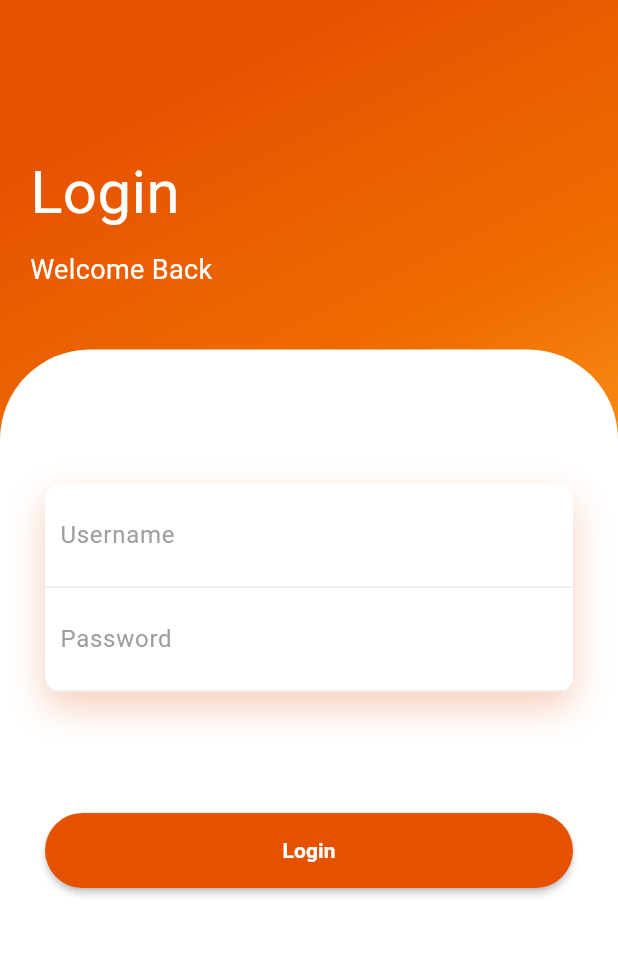
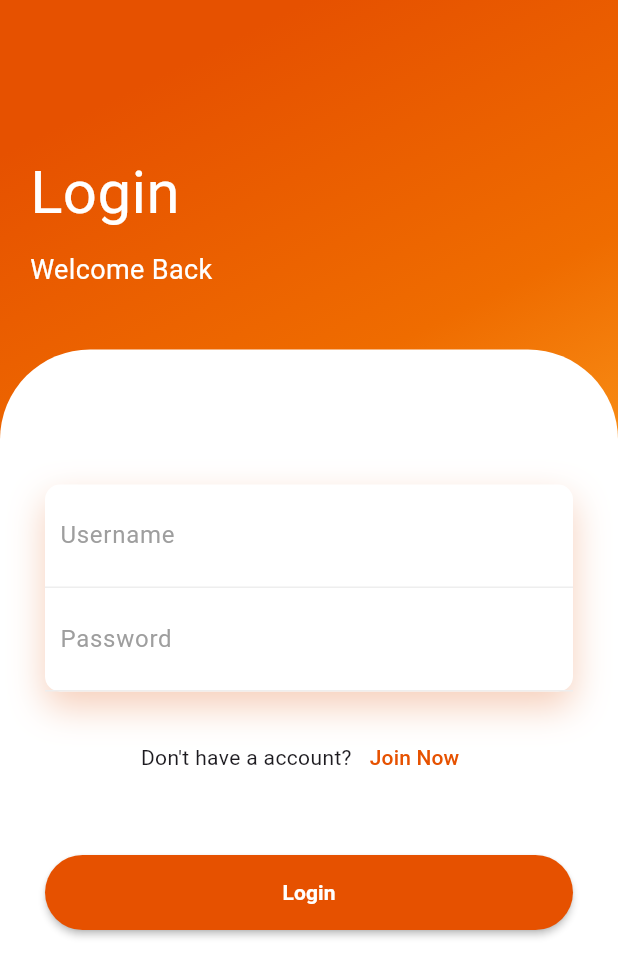
Before and after one commit to Mina843/grad_App, a Flutter app: the screen it shows after launch, on a phone screen of 412 x 824 dp. Shown: the top 977 px of the screen. Run offline on Flutter 3.47's test engine with Material 3 defaults, Android fonts, the phone set to English and light mode, and no system bars; our stand-ins replace animate_do, percent_indicator.

Commit message:
handle the login view

```diff
--- a/lib/login_page.dart
+++ b/lib/login_page.dart
@@ -1,8 +1,10 @@
-import 'package:animate_do/animate_do.dart';
 import 'package:flutter/material.dart';
 import 'home_page.dart'; // استيراد صفحة HomePage
+import 'package:animate_do/animate_do.dart';
 
 class LoginPage extends StatefulWidget {
+  const LoginPage({super.key});
+
   @override
   _LoginPageState createState() => _LoginPageState();
 }
@@ -13,7 +15,8 @@ class _LoginPageState extends State<LoginPage> {
   String errorMessage = '';
 
   void login() {
-    if (usernameController.text == "TEAM" && passwordController.text == "1234") {
+    if (usernameController.text == "TEAM" &&
+        passwordController.text == "1234") {
       setState(() {
         errorMessage = "";
       });
@@ -47,98 +50,114 @@ class _LoginPageState extends State<LoginPage> {
         child: Column(
           crossAxisAlignment: CrossAxisAlignment.start,
           children: <Widget>[
-            SizedBox(height: 80),
+            const SizedBox(height: 80),
             Padding(
-              padding: EdgeInsets.all(20),
+              padding: const EdgeInsets.all(20),
               child: Column(
                 crossAxisAlignment: CrossAxisAlignment.start,
                 children: <Widget>[
                   FadeInUp(
-                      duration: Duration(milliseconds: 1000),
-                      child: Text(
+                      duration: const Duration(milliseconds: 1000),
+                      child: const Text(
                         "Login",
                         style: TextStyle(color: Colors.white, fontSize: 40),
                       )),
-                  SizedBox(height: 10),
+                  const SizedBox(height: 10),
                   FadeInUp(
-                      duration: Duration(milliseconds: 1300),
-                      child: Text(
+                      duration: const Duration(milliseconds: 1300),
+                      child: const Text(
                         "Welcome Back",
                         style: TextStyle(color: Colors.white, fontSize: 18),
                       )),
                 ],
               ),
             ),
-            SizedBox(height: 20),
+            const SizedBox(height: 20),
             Expanded(
               child: Container(
-                decoration: BoxDecoration(
+                decoration: const BoxDecoration(
                     color: Colors.white,
                     borderRadius: BorderRadius.only(
                         topLeft: Radius.circular(60),
                         topRight: Radius.circular(60))),
                 child: Padding(
-                  padding: EdgeInsets.all(30),
+                  padding: const EdgeInsets.all(30),
                   child: Column(
                     children: <Widget>[
-                      SizedBox(height: 60),
+                      const SizedBox(height: 60),
                       FadeInUp(
-                          duration: Duration(milliseconds: 1400),
+                        duration: const Duration(milliseconds: 1400),
                         child: Container(
                           decoration: BoxDecoration(
                             color: Colors.white,
                             borderRadius: BorderRadius.circular(10),
-                              boxShadow: [
+                            boxShadow: const [
                               BoxShadow(
                                 color: Color.fromRGBO(225, 95, 27, .3),
                                 blurRadius: 20,
-                                    offset: Offset(0, 10))
+                                offset: Offset(0, 10),
+                              ),
                             ],
                           ),
                           child: Column(
                             children: <Widget>[
                               Container(
-                                  padding: EdgeInsets.all(10),
+                                padding: const EdgeInsets.all(10),
                                 decoration: BoxDecoration(
                                     border: Border(
                                         bottom: BorderSide(
                                             color: Colors.grey.shade200))),
                                 child: TextField(
                                   controller: usernameController,
-                                    decoration: InputDecoration(
+                                  decoration: const InputDecoration(
                                       hintText: "Username",
-                                        hintStyle:
-                                        TextStyle(color: Colors.grey),
+                                      hintStyle: TextStyle(color: Colors.grey),
                                       border: InputBorder.none),
                                 ),
                               ),
                               Container(
-                                  padding: EdgeInsets.all(10),
+                                padding: const EdgeInsets.all(10),
                                 decoration: BoxDecoration(
                                   border: Border(
-                                          bottom: BorderSide(
-                                              color: Colors.grey.shade200))),
+                                    bottom:
+                                        BorderSide(color: Colors.grey.shade200),
+                                  ),
+                                ),
                                 child: TextField(
                                   controller: passwordController,
                                   obscureText: true,
-                                    decoration: InputDecoration(
+                                  decoration: const InputDecoration(
                                       hintText: "Password",
-                                        hintStyle:
-                                        TextStyle(color: Colors.grey),
+                                      hintStyle: TextStyle(color: Colors.grey),
                                       border: InputBorder.none),
                                 ),
                               ),
                             ],
                           ),
-                          )),
-                      SizedBox(height: 20),
+                        ),
+                      ),
+                      const SizedBox(height: 20),
+                      Row(
+                        mainAxisAlignment: MainAxisAlignment.center,
+                        children: [
+                          const Text(
+                            'Don\'t have a account?',
+                          ),
+                          TextButton(
+                              onPressed: () {},
+                              child: Text(
+                                'Join Now',
+                                style: TextStyle(color: Colors.orange[900]),
+                              ))
+                        ],
+                      ),
                       Text(
                         errorMessage,
-                        style: TextStyle(color: Colors.red),
+                        style: const TextStyle(color: Colors.red),
                       ),
-                      SizedBox(height: 40),
+                      const SizedBox(height: 20),
                       FadeInUp(
-                          duration: Duration(milliseconds: 1600),
+                          duration: const Duration(milliseconds: 1600),
                           child: MaterialButton(
                             onPressed: login,
                             height: 50,
@@ -146,7 +165,7 @@ class _LoginPageState extends State<LoginPage> {
                             shape: RoundedRectangleBorder(
                               borderRadius: BorderRadius.circular(50),
                             ),
-                            child: Center(
+                            child: const Center(
                               child: Text(
                                 "Login",
                                 style: TextStyle(
--- a/lib/main.dart
+++ b/lib/main.dart
@@ -3,17 +3,19 @@ import 'package:flutter/material.dart';
 import 'login_page.dart';
 
 void main() {
-  runApp(SmartWheelchairApp());
+  runApp(const SmartWheelchairApp());
 }
 
 class SmartWheelchairApp extends StatelessWidget {
+  const SmartWheelchairApp({super.key});
+
   @override
   Widget build(BuildContext context) {
     return MaterialApp(
       debugShowCheckedModeBanner: false,
       title: 'Smart Wheelchair',
       theme: ThemeData(primarySwatch: Colors.blue),
-      home: LoginPage(),
+      home: const LoginPage(),
     );
   }
 }
```
Also changed, not shown: lib/control_page.dart (+28 -16 lines), lib/home_page.dart (+35 -20 lines), pubspec.yaml (+3 -23 lines), pubspec.lock, 84 other files. Lines whose indentation alone changed are shown as unchanged.
